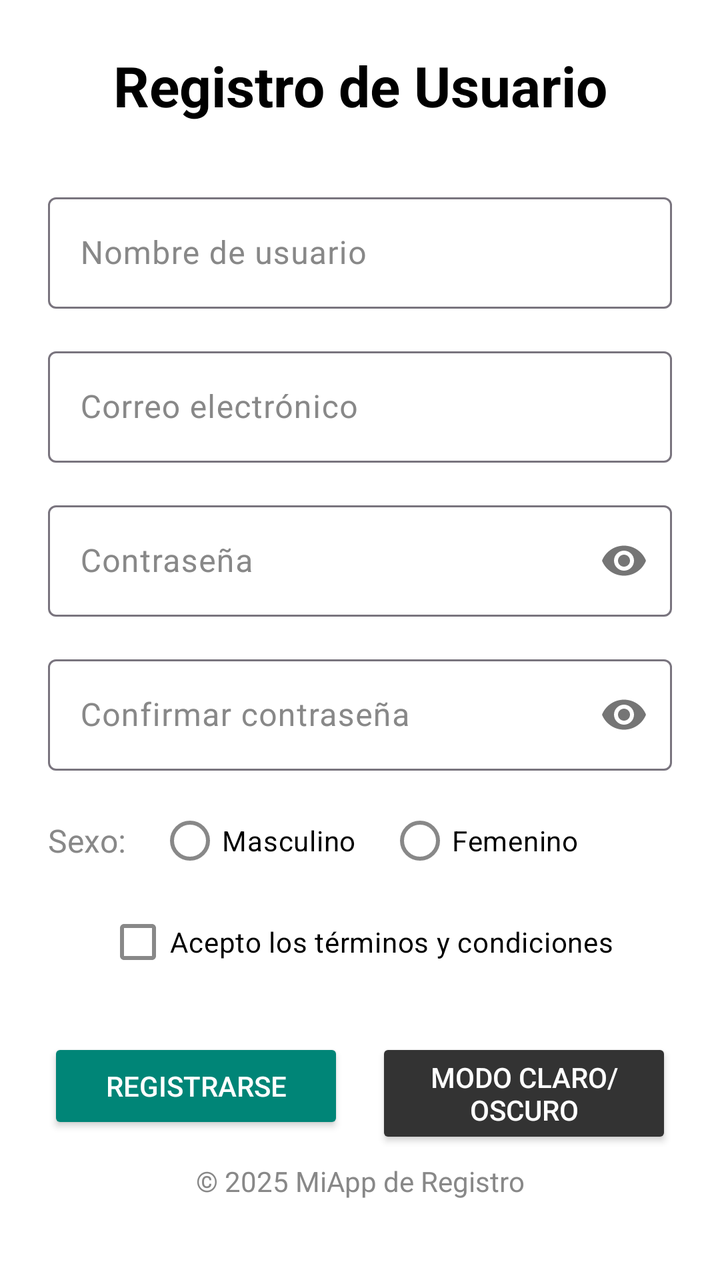
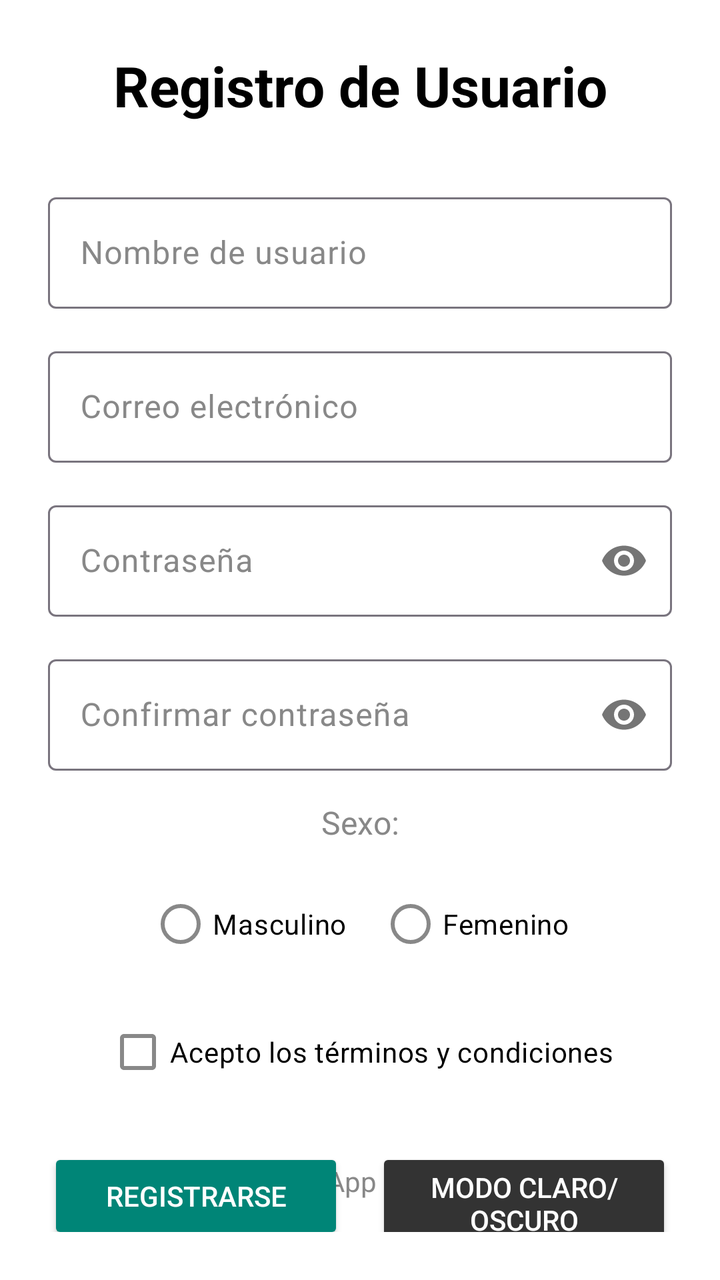

Two renders of the same Android screen: before a commit and after it. Below are the layout's source before the change and the commit's diff.
<!-- AndroidManifest.xml: application theme Theme.AppRegistro -->
<!-- res/layout/activity_main.xml -->
<?xml version="1.0" encoding="utf-8"?>
<androidx.constraintlayout.widget.ConstraintLayout xmlns:android="http://schemas.android.com/apk/res/android"
    xmlns:app="http://schemas.android.com/apk/res-auto"
    xmlns:tools="http://schemas.android.com/tools"
    android:id="@+id/root_layout"
    android:layout_width="match_parent"
    android:layout_height="match_parent"
    android:background="?android:attr/colorBackground"
    android:padding="24dp"
    tools:context=".MainActivity">

    <TextView
        android:id="@+id/tv_titulo"
        android:layout_width="wrap_content"
        android:layout_height="wrap_content"
        android:text="@string/titulo_registro"
        android:textColor="?attr/colorOnBackground"
        android:textSize="28sp"
        android:textStyle="bold"
        app:layout_constraintEnd_toEndOf="parent"
        app:layout_constraintStart_toStartOf="parent"
        app:layout_constraintTop_toTopOf="parent" />

    <com.google.android.material.textfield.TextInputLayout
        android:id="@+id/til_usuario"
        android:layout_width="0dp"
        android:layout_height="wrap_content"
        android:layout_marginTop="32dp"
        app:layout_constraintTop_toBottomOf="@id/tv_titulo"
        app:layout_constraintStart_toStartOf="parent"
        app:layout_constraintEnd_toEndOf="parent">
        <com.google.android.material.textfield.TextInputEditText
            android:id="@+id/et_usuario"
            android:layout_width="match_parent"
            android:layout_height="wrap_content"
            android:hint="@string/hint_nombre_usuario"
            android:inputType="text"
            android:textColor="?attr/colorOnBackground" />
    </com.google.android.material.textfield.TextInputLayout>

    <com.google.android.material.textfield.TextInputLayout
        android:id="@+id/til_email"
        android:layout_width="0dp"
        android:layout_height="wrap_content"
        android:layout_marginTop="16dp"
        app:layout_constraintTop_toBottomOf="@id/til_usuario"
        app:layout_constraintStart_toStartOf="parent"
        app:layout_constraintEnd_toEndOf="parent">
        <com.google.android.material.textfield.TextInputEditText
            android:id="@+id/et_email"
            android:layout_width="match_parent"
            android:layout_height="wrap_content"
            android:hint="@string/hint_email"
            android:inputType="textEmailAddress"
            android:textColor="?attr/colorOnBackground" />
    </com.google.android.material.textfield.TextInputLayout>

    <com.google.android.material.textfield.TextInputLayout
        android:id="@+id/til_password"
        android:layout_width="0dp"
        android:layout_height="wrap_content"
        android:layout_marginTop="16dp"
        app:layout_constraintTop_toBottomOf="@id/til_email"
        app:layout_constraintStart_toStartOf="parent"
        app:layout_constraintEnd_toEndOf="parent"
        app:passwordToggleEnabled="true">
        <com.google.android.material.textfield.TextInputEditText
            android:id="@+id/et_password"
            android:layout_width="match_parent"
            android:layout_height="wrap_content"
            android:hint="@string/hint_password"
            android:inputType="textPassword"
            android:textColor="?attr/colorOnBackground" />
    </com.google.android.material.textfield.TextInputLayout>

    <com.google.android.material.textfield.TextInputLayout
        android:id="@+id/til_confirmar_password"
        android:layout_width="0dp"
        android:layout_height="wrap_content"
        android:layout_marginTop="16dp"
        app:layout_constraintTop_toBottomOf="@id/til_password"
        app:layout_constraintStart_toStartOf="parent"
        app:layout_constraintEnd_toEndOf="parent"
        app:passwordToggleEnabled="true">
        <com.google.android.material.textfield.TextInputEditText
            android:id="@+id/et_confirmar_password"
            android:layout_width="match_parent"
            android:layout_height="wrap_content"
            android:hint="@string/hint_confirmar_password"
            android:inputType="textPassword"
            android:textColor="?attr/colorOnBackground" />
    </com.google.android.material.textfield.TextInputLayout>

    <TextView
        android:id="@+id/label_sexo"
        android:layout_width="wrap_content"
        android:layout_height="wrap_content"
        android:layout_marginTop="24dp"
        android:text="@string/label_sexo"
        android:textColor="?attr/colorOnSurfaceVariant"
        android:textSize="16sp"
        app:layout_constraintStart_toStartOf="parent"
        app:layout_constraintTop_toBottomOf="@id/til_confirmar_password" />

    <RadioGroup
        android:id="@+id/rg_sexo"
        android:layout_width="wrap_content"
        android:layout_height="wrap_content"
        android:orientation="horizontal"
        app:layout_constraintStart_toEndOf="@id/label_sexo"
        app:layout_constraintTop_toTopOf="@id/label_sexo"
        app:layout_constraintBottom_toBottomOf="@id/label_sexo"
        android:layout_marginStart="16dp">
        <RadioButton
            android:id="@+id/rb_masculino"
            android:layout_width="wrap_content"
            android:layout_height="wrap_content"
            android:text="@string/radio_masculino"
            android:textColor="?attr/colorOnBackground" />
        <RadioButton
            android:id="@+id/rb_femenino"
            android:layout_width="wrap_content"
            android:layout_height="wrap_content"
            android:layout_marginStart="16dp"
            android:text="@string/radio_femenino"
            android:textColor="?attr/colorOnBackground" />
    </RadioGroup>

    <CheckBox
        android:id="@+id/cb_terminos"
        android:layout_width="wrap_content"
        android:layout_height="wrap_content"
        android:layout_marginTop="16dp"
        android:text="@string/check_terminos"
        android:textColor="?attr/colorOnBackground"
        app:layout_constraintStart_toStartOf="parent"
        app:layout_constraintEnd_toEndOf="parent"
        app:layout_constraintTop_toBottomOf="@id/label_sexo" />

    <Button
        android:id="@+id/btn_registrarse"
        android:layout_width="0dp"
        android:layout_height="wrap_content"
        android:layout_marginTop="24dp"
        android:layout_marginEnd="8dp"
        android:backgroundTint="?attr/colorPrimary"
        android:text="@string/btn_registrarse"
        android:textColor="?attr/colorOnPrimary"
        app:layout_constraintEnd_toStartOf="@id/btn_modo_claro_oscuro"
        app:layout_constraintStart_toStartOf="parent"
        app:layout_constraintTop_toBottomOf="@id/cb_terminos" />

    <Button
        android:id="@+id/btn_modo_claro_oscuro"
        android:layout_width="0dp"
        android:layout_height="wrap_content"
        android:layout_marginStart="8dp"
        android:backgroundTint="?attr/colorSecondary"
        android:text="@string/btn_modo_claro_oscuro"
        android:textColor="?attr/colorOnSecondary"
        app:layout_constraintEnd_toEndOf="parent"
        app:layout_constraintStart_toEndOf="@id/btn_registrarse"
        app:layout_constraintTop_toTopOf="@id/btn_registrarse" />

    <TextView
        android:id="@+id/tv_copyright"
        android:layout_width="wrap_content"
        android:layout_height="wrap_content"
        android:text="@string/copyright"
        android:textColor="?attr/colorOnSurfaceVariant"
        android:layout_marginBottom="16dp"
        app:layout_constraintBottom_toBottomOf="parent"
        app:layout_constraintEnd_toEndOf="parent"
        app:layout_constraintStart_toStartOf="parent" />

</androidx.constraintlayout.widget.ConstraintLayout>
<!-- resources referenced by this layout -->
<resources>
  <string name="btn_modo_claro_oscuro">Modo claro/oscuro</string>
  <string name="btn_registrarse">Registrarse</string>
  <string name="check_terminos">Acepto los términos y condiciones</string>
  <string name="copyright">© 2025 MiApp de Registro</string>
  <string name="hint_confirmar_password">Confirmar contraseña</string>
  <string name="hint_email">Correo electrónico</string>
  <string name="hint_nombre_usuario">Nombre de usuario</string>
  <string name="hint_password">Contraseña</string>
  <string name="label_sexo">Sexo:</string>
  <string name="radio_femenino">Femenino</string>
  <string name="radio_masculino">Masculino</string>
  <string name="titulo_registro">Registro de Usuario</string>
  <style name="Theme.AppRegistro" parent="Base.Theme.AppRegistro" />
  <style name="Base.Theme.AppRegistro" parent="Theme.Material3.DayNight.NoActionBar">
          <item name="android:colorBackground">@color/colorBackground</item>
          <item name="colorOnBackground">@color/colorOnBackground</item>
          <item name="colorOnSurfaceVariant">@color/colorOnSurfaceVariant</item>
          <item name="colorPrimary">@color/colorPrimary</item>
          <item name="colorOnPrimary">@color/colorOnPrimary</item>
          <item name="colorSecondary">@color/colorSecondary</item>
          <item name="colorOnSecondary">@color/colorOnSecondary</item>
      </style>
  <color name="colorBackground">#FFFFFF</color>
  <color name="colorOnBackground">#000000</color>
  <color name="colorOnSurfaceVariant">#888888</color>
  <color name="colorPrimary">#008577</color>
  <color name="colorOnPrimary">#FFFFFF</color>
  <color name="colorSecondary">#333333</color>
  <color name="colorOnSecondary">#FFFFFF</color>
</resources>

<!-- the commit's change to res/layout/activity_main.xml (unified diff, before → after) -->
@@ -95,10 +95,11 @@
         android:id="@+id/label_sexo"
         android:layout_width="wrap_content"
         android:layout_height="wrap_content"
-        android:layout_marginTop="24dp"
+        android:layout_marginTop="15dp"
         android:text="@string/label_sexo"
         android:textColor="?attr/colorOnSurfaceVariant"
         android:textSize="16sp"
+        app:layout_constraintEnd_toEndOf="parent"
         app:layout_constraintStart_toStartOf="parent"
         app:layout_constraintTop_toBottomOf="@id/til_confirmar_password" />
 
@@ -106,17 +107,20 @@
         android:id="@+id/rg_sexo"
         android:layout_width="wrap_content"
         android:layout_height="wrap_content"
+        android:layout_marginTop="16dp"
         android:orientation="horizontal"
-        app:layout_constraintStart_toEndOf="@id/label_sexo"
-        app:layout_constraintTop_toTopOf="@id/label_sexo"
-        app:layout_constraintBottom_toBottomOf="@id/label_sexo"
-        android:layout_marginStart="16dp">
+        app:layout_constraintEnd_toEndOf="parent"
+        app:layout_constraintHorizontal_bias="0.496"
+        app:layout_constraintStart_toStartOf="parent"
+        app:layout_constraintTop_toBottomOf="@+id/label_sexo">
+
         <RadioButton
             android:id="@+id/rb_masculino"
             android:layout_width="wrap_content"
             android:layout_height="wrap_content"
             android:text="@string/radio_masculino"
             android:textColor="?attr/colorOnBackground" />
+
         <RadioButton
             android:id="@+id/rb_femenino"
             android:layout_width="wrap_content"
@@ -133,9 +137,9 @@
         android:layout_marginTop="16dp"
         android:text="@string/check_terminos"
         android:textColor="?attr/colorOnBackground"
+        app:layout_constraintEnd_toEndOf="parent"
         app:layout_constraintStart_toStartOf="parent"
-        app:layout_constraintEnd_toEndOf="parent"
-        app:layout_constraintTop_toBottomOf="@id/label_sexo" />
+        app:layout_constraintTop_toBottomOf="@+id/rg_sexo" />
 
     <Button
         android:id="@+id/btn_registrarse"
<!-- resource entries referenced after the edit -->
@@ -1,9 +1,9 @@
 <!-- resources referenced by this layout -->
 <resources>
-  <string name="btn_modo_claro_oscuro">Modo claro/oscuro</string>
-  <string name="btn_registrarse">Registrarse</string>
+  <string name="btn_modo_claro_oscuro" translatable="false">Modo claro/oscuro</string>
+  <string name="btn_registrarse" translatable="false">Registrarse</string>
   <string name="check_terminos">Acepto los términos y condiciones</string>
-  <string name="copyright">© 2025 MiApp de Registro</string>
+  <string name="copyright" translatable="false">© 2025 MiApp de Registro</string>
   <string name="hint_confirmar_password">Confirmar contraseña</string>
   <string name="hint_email">Correo electrónico</string>
   <string name="hint_nombre_usuario">Nombre de usuario</string>
